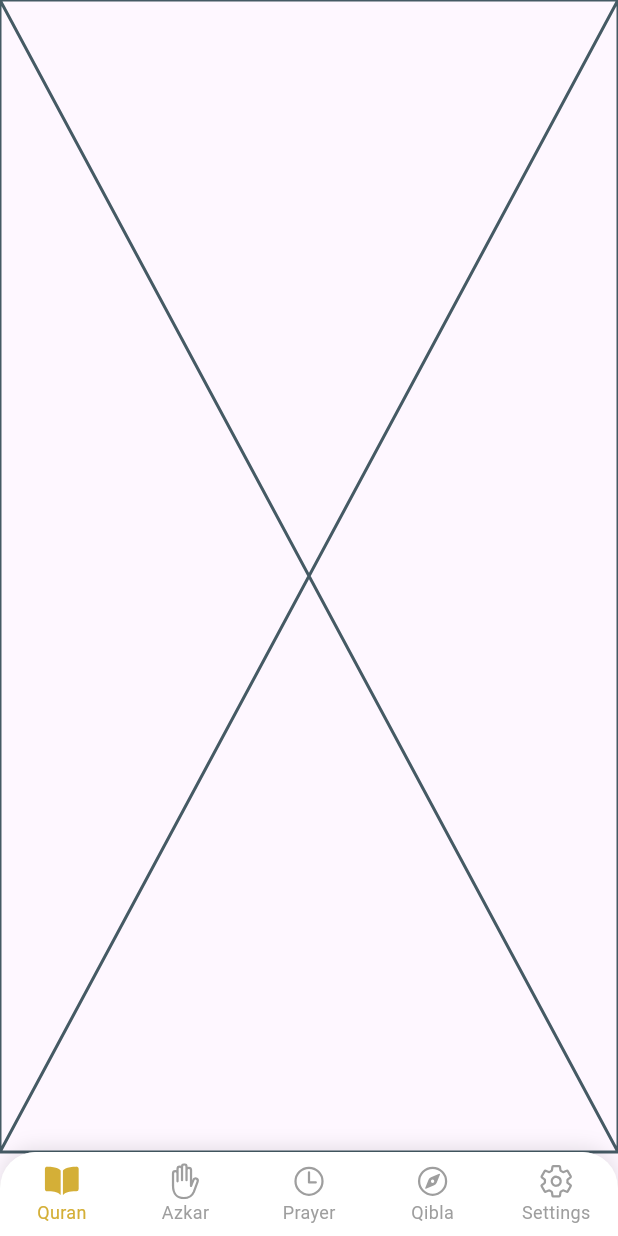
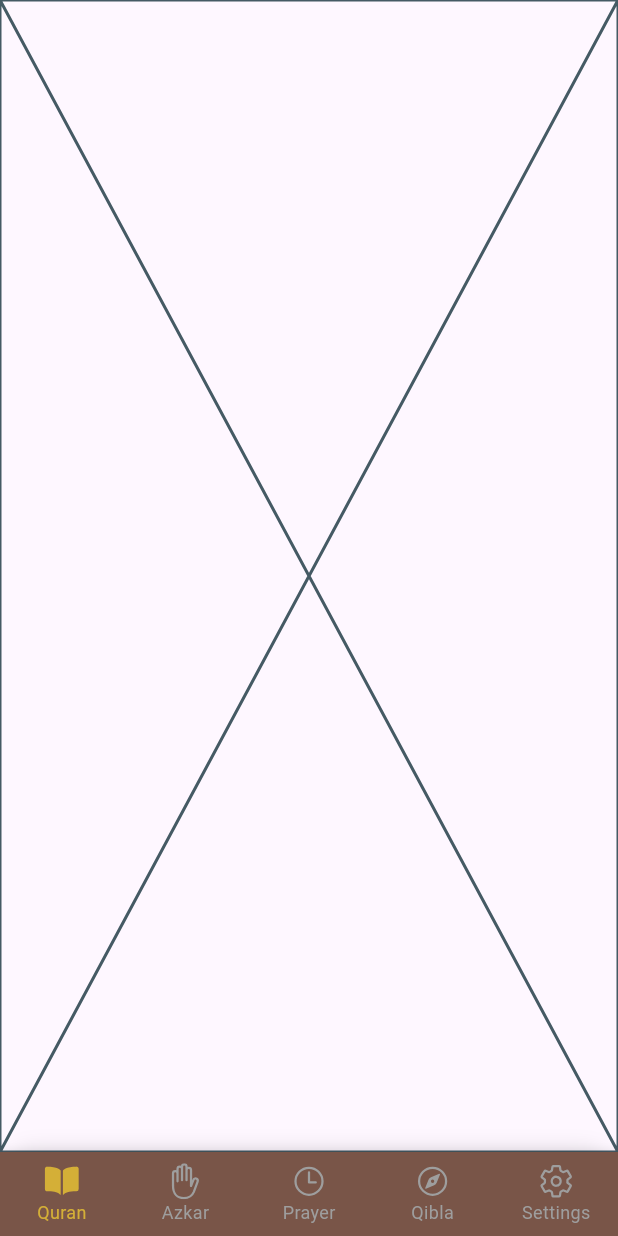
Before and after one commit to fwdAndroid/quran_al_kareem, a Flutter app: the screen it shows after launch, on a phone screen of 412 x 824 dp. Run offline on Flutter 3.47's test engine with Material 3 defaults, Android fonts, the phone set to English and light mode, and no system bars; our stand-ins replace ionicons.

Commit message:
Nav bar design

```diff
--- a/lib/screens/main_dashboard.dart
+++ b/lib/screens/main_dashboard.dart
@@ -48,14 +48,9 @@ class _MainDashboardState extends State<MainDashboard> {
             ),
           ],
         ),
-        child: ClipRRect(
-          borderRadius: const BorderRadius.only(
-            topLeft: Radius.circular(24),
-            topRight: Radius.circular(24),
-          ),
         child: BottomNavigationBar(
           type: BottomNavigationBarType.fixed,
-            backgroundColor: Colors.white,
+          backgroundColor: Colors.brown,
           currentIndex: _selectedIndex,
           selectedItemColor: mainColor,
           unselectedItemColor: Colors.grey.shade500,
@@ -94,7 +89,6 @@ class _MainDashboardState extends State<MainDashboard> {
           ],
         ),
       ),
-      ),
     );
   }
 }
```
Lines whose indentation alone changed are shown as unchanged.
